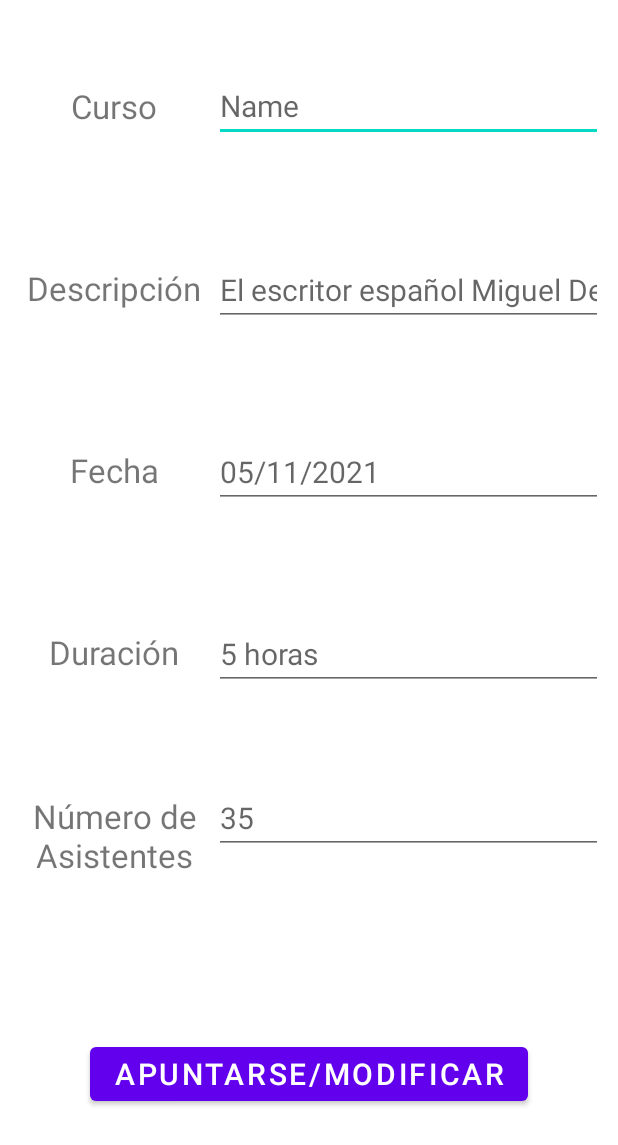
After one commit to BraisIglesias17/E-Cursos, an Android app: the layout crear_modificar_curso.xml on its own in the app's theme, with its tools: preview values and no code run, on a phone screen of 412 x 824 dp. The commit adds this screen. Shown: the top 1145 px of the screen. Run offline under Robolectric (Android 15) with nearby library versions, the phone set to English and light mode, and no system bars.

Commit message:
Añadido layout crear/modificar curso + cambio strings.xml

```diff
--- /dev/null
+++ b/GestionDeCursos/app/src/main/java/com/example/e_curso/view/CrearCurso.java
@@ -0,0 +1,7 @@
+package com.example.e_curso.view;
+
+public class CrearCurso {
+
+
+
+}
--- /dev/null
+++ b/GestionDeCursos/app/src/main/res/layout/crear_modificar_curso.xml
@@ -0,0 +1,160 @@
+<?xml version="1.0" encoding="utf-8"?>
+<RelativeLayout xmlns:android="http://schemas.android.com/apk/res/android"
+    android:layout_width="match_parent"
+    android:layout_height="match_parent">
+
+    <LinearLayout
+        android:layout_width="match_parent"
+        android:layout_height="match_parent"
+        android:orientation="vertical"
+        android:padding="10sp">
+
+        <LinearLayout
+            android:layout_width="match_parent"
+            android:layout_height="wrap_content"
+            android:layout_weight="0.1"
+            android:gravity="center"
+            android:orientation="horizontal">
+
+            <TextView
+                android:id="@+id/tvNombreCursoDetalle"
+                android:layout_width="265dp"
+                android:layout_height="match_parent"
+                android:layout_weight="0.5"
+                android:gravity="center"
+                android:text="@string/curso"
+                android:textSize="22sp" />
+
+            <EditText
+                android:id="@+id/etNombreCurso"
+                android:layout_width="match_parent"
+                android:layout_height="wrap_content"
+                android:layout_weight="0.5"
+                android:ems="10"
+                android:hint="Name"
+                android:inputType="textPersonName"
+                android:textSize="20sp" />
+        </LinearLayout>
+
+        <LinearLayout
+            android:layout_width="match_parent"
+            android:layout_height="wrap_content"
+            android:layout_weight="0.1"
+            android:orientation="horizontal">
+
+            <TextView
+                android:id="@+id/tvResumenCurso"
+                android:layout_width="265dp"
+                android:layout_height="match_parent"
+                android:layout_weight="0.5"
+                android:gravity="center"
+                android:text="@string/descripcion"
+                android:textSize="22sp" />
+
+            <EditText
+                android:id="@+id/etResumenCurso"
+                android:layout_width="match_parent"
+                android:layout_height="wrap_content"
+                android:layout_weight="0.5"
+                android:ems="10"
+                android:hint="El escritor español Miguel Delibes, consigue aunar en su libro «El camino», el realismo social y la novela de aprendizaje. La naturaleza idílica, las costumbres rurales y una amplia galería de personajes conforman los recuerdos infantiles del protagonista, que son relatados por un narrador omnisciente con ritmo ágil y un estilo lleno de naturalidad y ternura.  En este artículo, veremos un breve resumen del libro «El camino» de Miguel Delibes, y a su misma vez, enmarcaremos al autor en lo que ha sido la literatura española durante todo este tiempo."
+                android:inputType="textPersonName"
+                android:textSize="20sp" />
+        </LinearLayout>
+
+        <LinearLayout
+            android:layout_width="match_parent"
+            android:layout_height="wrap_content"
+            android:layout_weight="0.1"
+            android:orientation="horizontal">
+
+            <TextView
+                android:id="@+id/tvFechaCursoDetalle"
+                android:layout_width="265dp"
+                android:layout_height="match_parent"
+                android:layout_weight="0.5"
+                android:gravity="center"
+                android:text="@string/fecha"
+                android:textSize="22sp" />
+
+            <EditText
+                android:id="@+id/etFechaCurso"
+                android:layout_width="match_parent"
+                android:layout_height="wrap_content"
+                android:layout_weight="0.5"
+                android:ems="10"
+                android:hint="05/11/2021"
+                android:inputType="textPersonName"
+                android:textSize="20sp" />
+
+        </LinearLayout>
+
+        <LinearLayout
+            android:layout_width="match_parent"
+            android:layout_height="wrap_content"
+            android:layout_weight="0.1"
+            android:orientation="horizontal">
+
+            <TextView
+                android:id="@+id/tvDuracionCurso"
+                android:layout_width="265dp"
+                android:layout_height="match_parent"
+                android:layout_weight="0.5"
+                android:gravity="center"
+                android:text="@string/duracion"
+                android:textSize="22sp" />
+
+            <EditText
+                android:id="@+id/etDuracionCurso"
+                android:layout_width="match_parent"
+                android:layout_height="wrap_content"
+                android:layout_weight="0.5"
+                android:ems="10"
+                android:hint="5 horas"
+                android:inputType="textPersonName"
+                android:textSize="20sp" />
+        </LinearLayout>
+
+        <LinearLayout
+            android:layout_width="match_parent"
+            android:layout_height="wrap_content"
+            android:layout_weight="0.1"
+            android:orientation="horizontal">
+
+            <TextView
+                android:id="@+id/tvNumMaximoAsistentes"
+                android:layout_width="265dp"
+                android:layout_height="match_parent"
+                android:layout_weight="0.5"
+                android:gravity="center"
+                android:text="@string/numAsist"
+                android:textSize="22sp" />
+
+            <EditText
+                android:id="@+id/etMaxAsistentes"
+                android:layout_width="match_parent"
+                android:layout_height="wrap_content"
+                android:layout_weight="0.5"
+                android:ems="10"
+                android:hint="35"
+                android:inputType="textPersonName"
+                android:textSize="20sp" />
+        </LinearLayout>
+
+        <LinearLayout
+            android:layout_width="match_parent"
+            android:layout_height="wrap_content"
+            android:layout_weight="0.2"
+            android:gravity="center"
+            android:orientation="horizontal">
+
+            <Button
+                android:id="@+id/btGuardarCambios"
+                android:layout_width="wrap_content"
+                android:layout_height="wrap_content"
+                android:layout_weight="0"
+                android:text="apuntarse/modificar"
+                android:textSize="20sp" />
+        </LinearLayout>
+    </LinearLayout>
+</RelativeLayout>
--- a/GestionDeCursos/app/src/main/res/layout/menu_principal_admin_activity.xml
+++ b/GestionDeCursos/app/src/main/res/layout/menu_principal_admin_activity.xml
@@ -21,7 +21,7 @@
                 android:layout_height="wrap_content"
                 android:layout_weight="0"
                 android:width="310dip"
-                android:text="USUARIOS"
+                android:text="@string/verUsuarios"
                 android:textSize="20sp" />
         </LinearLayout>
 
@@ -38,7 +38,7 @@
                 android:layout_height="wrap_content"
                 android:layout_weight="0"
                 android:width="310dip"
-                android:text="SOLICITUDES"
+                android:text="@string/verSolicitudes"
                 android:textSize="20sp" />
         </LinearLayout>
 
--- a/GestionDeCursos/app/src/main/res/layout/menu_principal_usuario_activity.xml
+++ b/GestionDeCursos/app/src/main/res/layout/menu_principal_usuario_activity.xml
@@ -21,7 +21,7 @@
                 android:layout_height="wrap_content"
                 android:layout_weight="0"
                 android:width="310dip"
-                android:text="Ver cursos"
+                android:text="@string/verCursos"
                 android:textSize="20sp" />
         </LinearLayout>
 
@@ -38,7 +38,7 @@
                 android:layout_height="wrap_content"
                 android:layout_weight="0"
                 android:width="310dip"
-                android:text="Ver mis cursos"
+                android:text="@string/verMisCursos"
                 android:textSize="20sp" />
         </LinearLayout>
 
@@ -56,7 +56,7 @@
                 android:layout_height="wrap_content"
                 android:layout_weight="0"
                 android:width="310dip"
-                android:text="Ver cursos publicados"
+                android:text="@string/verCursosPublicados"
                 android:textSize="20sp" />
         </LinearLayout>
 
--- a/GestionDeCursos/app/src/main/res/values/strings.xml
+++ b/GestionDeCursos/app/src/main/res/values/strings.xml
@@ -4,4 +4,15 @@
     <string name="usuario">usuario</string>
     <string name="passwd">contraseña</string>
     <string name="login">entrar</string>
+    <string name="curso">Curso</string>
+    <string name="descripcion">Descripción</string>
+    <string name="fecha">Fecha</string>
+    <string name="duracion">Duración</string>
+    <string name="numAsist">Número de Asistentes</string>
+    <string name="verCursos">Ver Cursos</string>
+    <string name="verMisCursos">Ver Mis Cursos</string>
+    <string name="verCursosPublicados">Ver Cursos Publicados</string>
+    <string name="verUsuarios">Usuarios</string>
+    <string name="verSolicitudes">Solicitudes</string>
+
 </resources>
```
